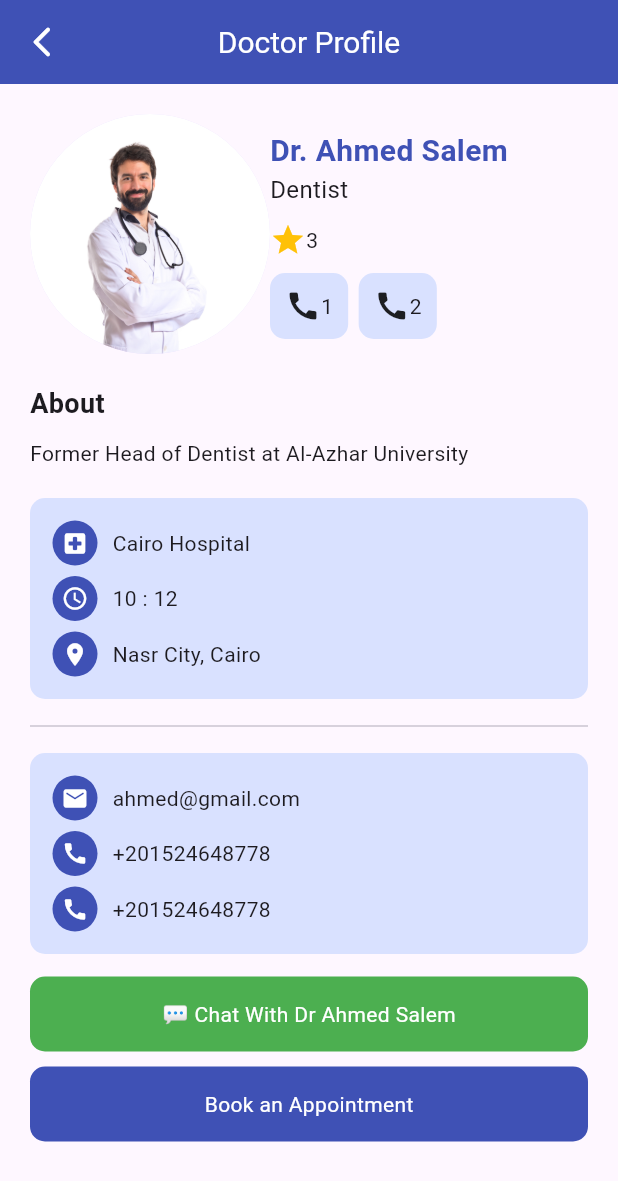
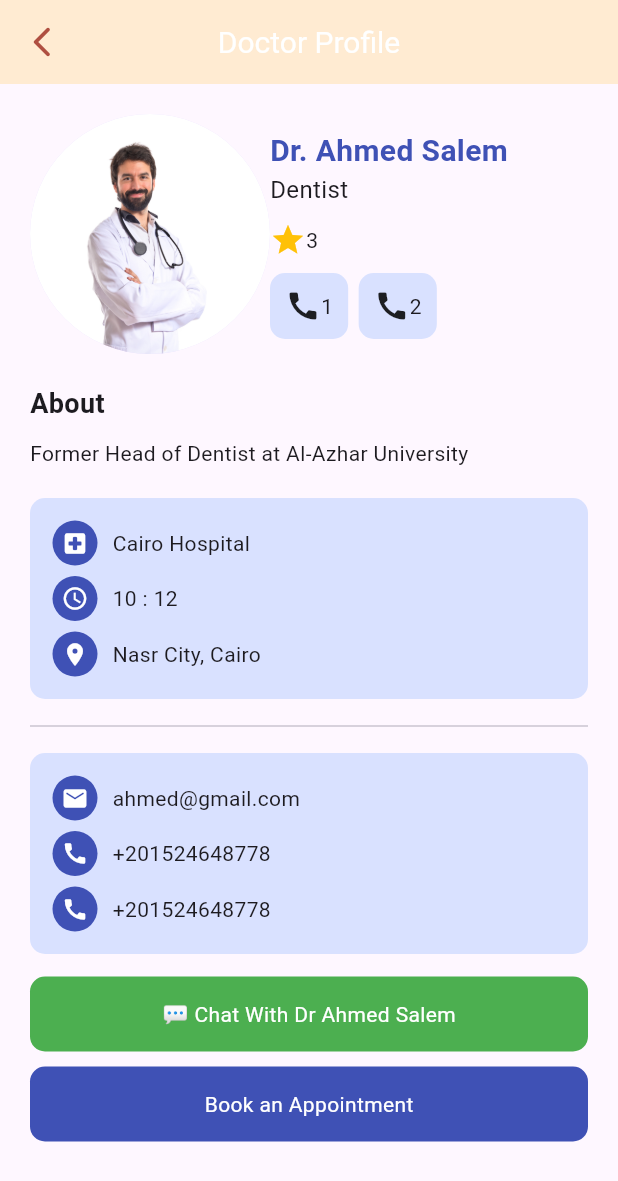
Before and after one commit to sayedabdul-aziz/Eraasoft-G115, a Flutter app: the screen it shows after launch, on a phone screen of 412 x 824 dp. Shown: the top 1181 px of the screen. Run offline on Flutter 3.47's test engine with Material 3 defaults, Android fonts, the phone set to English and light mode, and no system bars.

Commit message:
add hex color

```diff
--- a/basic_widgets_2_22/lib/profile_view.dart
+++ b/basic_widgets_2_22/lib/profile_view.dart
@@ -10,12 +10,12 @@ class ProfileView extends StatelessWidget {
   Widget build(BuildContext context) {
     return Scaffold(
       appBar: AppBar(
-        backgroundColor: Colors.indigo,
+        backgroundColor: const Color(0xffffebd2),
         leading: IconButton(
             onPressed: () {},
             icon: const Icon(
               Icons.arrow_back_ios_new_rounded,
-              color: Colors.white,
+              color: Color(0xffaf4f41),
             )),
         centerTitle: true,
         title: const Text(
```
